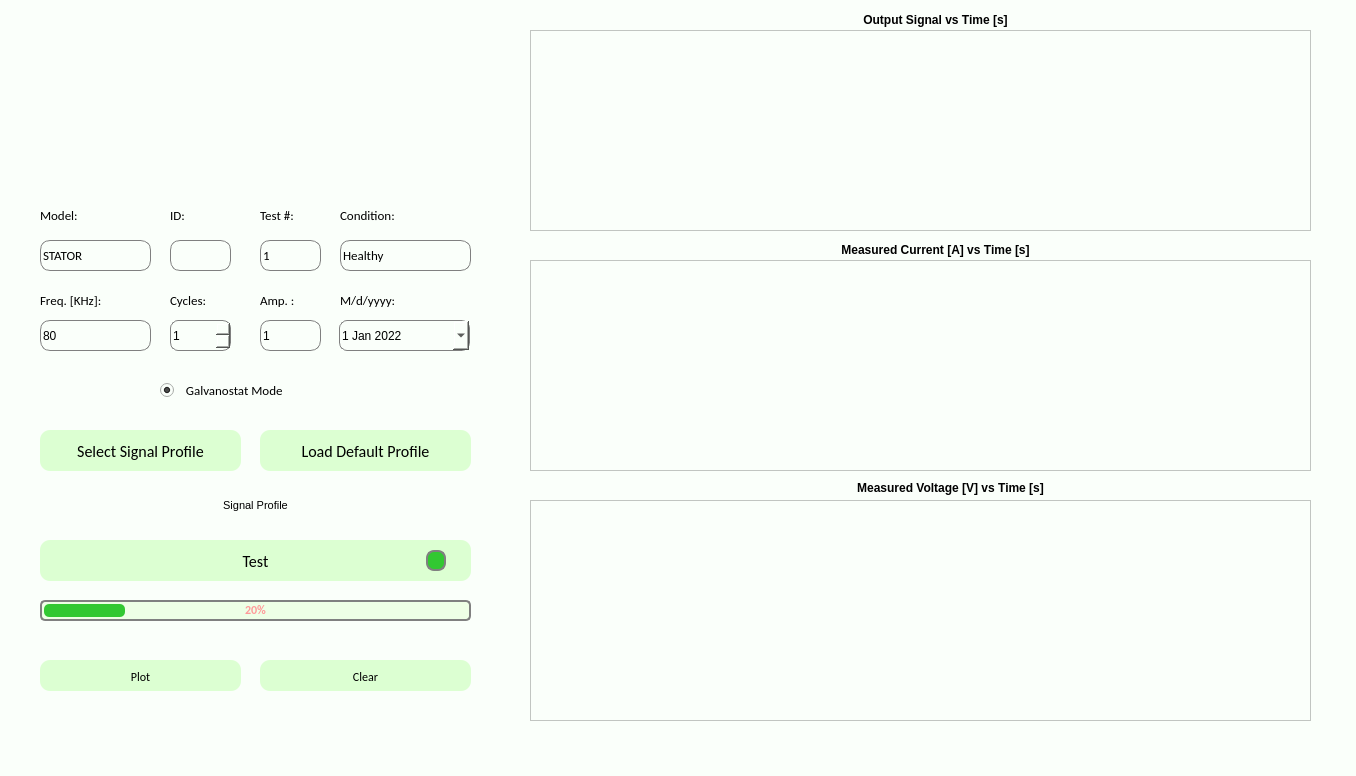
First picture: the form in GamrySignal_NewUIVersion/projectui.ui, repository Vast-Horizon/Gamry-Signal-Generator-Python3, before the edit.
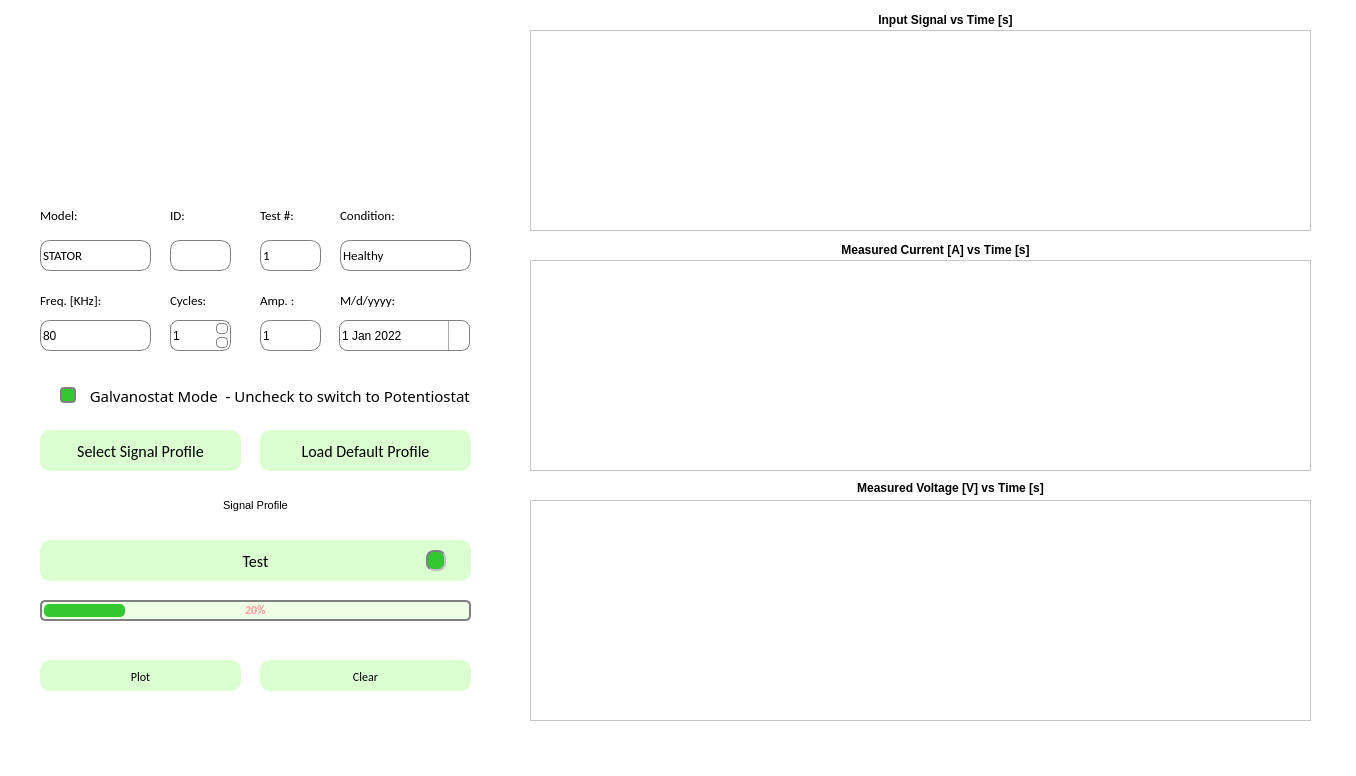
Second picture: the form after the edit. Icons and pictures are not drawn. Custom widgets are drawn as their Qt base class.

```diff
--- a/GamrySignal_NewUIVersion/projectui.ui
+++ b/GamrySignal_NewUIVersion/projectui.ui
@@ -33,7 +33,7 @@
    <bool>false</bool>
   </property>
   <property name="styleSheet">
-   <string notr="true">background-color:rgb(250, 255, 250)</string>
+   <string notr="true">background-color:rgb(255, 255, 255)</string>
   </property>
   <property name="documentMode">
    <bool>false</bool>
@@ -263,9 +263,9 @@
     <property name="geometry">
      <rect>
       <x>70</x>
-      <y>30</y>
+      <y>40</y>
       <width>391</width>
-      <height>141</height>
+      <height>131</height>
      </rect>
     </property>
     <property name="text">
@@ -361,7 +361,7 @@
      </rect>
     </property>
     <property name="styleSheet">
-     <string notr="true">QLabel {background-color: rgb(50, 200, 50);border: 1.5px solid gray;border-radius: 8px;}</string>
+     <string notr="true">QLabel {background-color: rgb(50, 200, 50);border: 1.5px inset gray;border-radius: 8px;}</string>
     </property>
     <property name="frameShape">
      <enum>QFrame::Box</enum>
@@ -391,7 +391,17 @@
      <enum>Qt::WheelFocus</enum>
     </property>
     <property name="styleSheet">
-     <string notr="true">QDateEdit {border: 1px solid gray;border-radius: 8px;}</string>
+     <string notr="true">QDateEdit {border: 1px solid gray;border-radius: 8px;}
+/*QDateEdit::down-arrow{border: 1px solid gray; border-radius: 4px; margin: 1.5px;
+height:9}*/
+QDateEdit::drop-down {
+subcontrol-origin: padding;
+subcontrol-position: center right;
+width: 20px;
+border-left-width: 1px;
+border-left-color: darkgray;
+border-left-style: double;
+}</string>
     </property>
     <property name="frame">
      <bool>true</bool>
@@ -452,7 +462,11 @@
      <enum>Qt::WheelFocus</enum>
     </property>
     <property name="styleSheet">
-     <string notr="true">QSpinBox {border: 1px solid gray;border-radius: 8px;}</string>
+     <string notr="true">QSpinBox {border: 1px solid gray;border-radius: 8px;}
+QSpinBox::down-button{border: 1px solid  gray; border-radius: 4px; margin: 1.5px;
+height:9}
+QSpinBox::up-button{border: 1px solid gray; border-radius: 4px; margin: 1.5px;
+height:9}</string>
     </property>
     <property name="wrapping">
      <bool>false</bool>
@@ -699,9 +713,9 @@
    <widget class="QLabel" name="OutSigLabel">
     <property name="geometry">
      <rect>
-      <x>840</x>
+      <x>820</x>
       <y>10</y>
-      <width>191</width>
+      <width>251</width>
       <height>20</height>
      </rect>
     </property>
@@ -718,7 +732,7 @@
      <string notr="true">QLabel{font-weight: bold}</string>
     </property>
     <property name="text">
-     <string>Output Signal vs Time [s]</string>
+     <string>Input Signal vs Time [s]</string>
     </property>
     <property name="alignment">
      <set>Qt::AlignCenter</set>
@@ -813,20 +827,37 @@
    <widget class="QRadioButton" name="radioButton">
     <property name="geometry">
      <rect>
-      <x>160</x>
+      <x>60</x>
       <y>380</y>
-      <width>171</width>
-      <height>20</height>
+      <width>431</width>
+      <height>31</height>
      </rect>
     </property>
     <property name="font">
      <font>
-      <family>Calibri</family>
-      <pointsize>10</pointsize>
+      <family>Calibri Light</family>
+      <pointsize>11</pointsize>
+      <underline>false</underline>
      </font>
     </property>
+    <property name="styleSheet">
+     <string notr="true">QRadioButton::indicator {
+    width:  12px;
+    height:  12px;
+    border-radius:  4px;
+}
+QRadioButton::indicator:checked {
+    background-color: rgb(50, 200, 50);
+    border: 2px solid grey;
+}
+QRadioButton::indicator:unchecked {
+    background-color:       white;
+    border:      2px solid grey;
+}
+</string>
+    </property>
     <property name="text">
-     <string>  Galvanostat Mode</string>
+     <string>  Galvanostat Mode  - Uncheck to switch to Potentiostat</string>
     </property>
     <property name="checked">
      <bool>true</bool>
```
